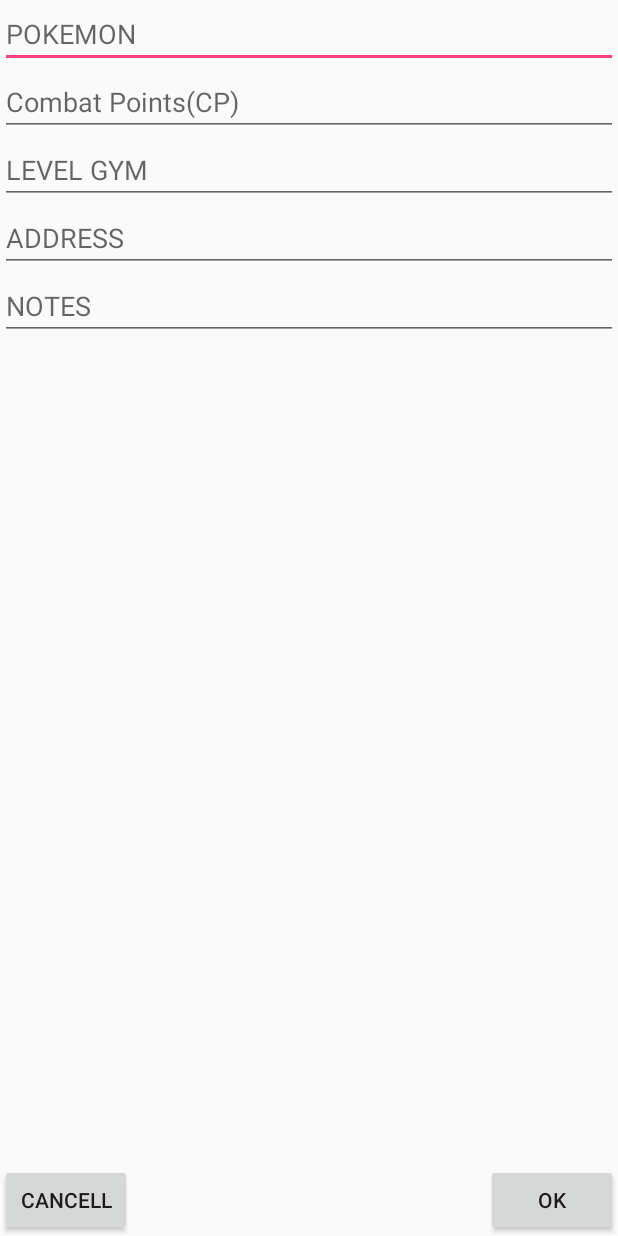
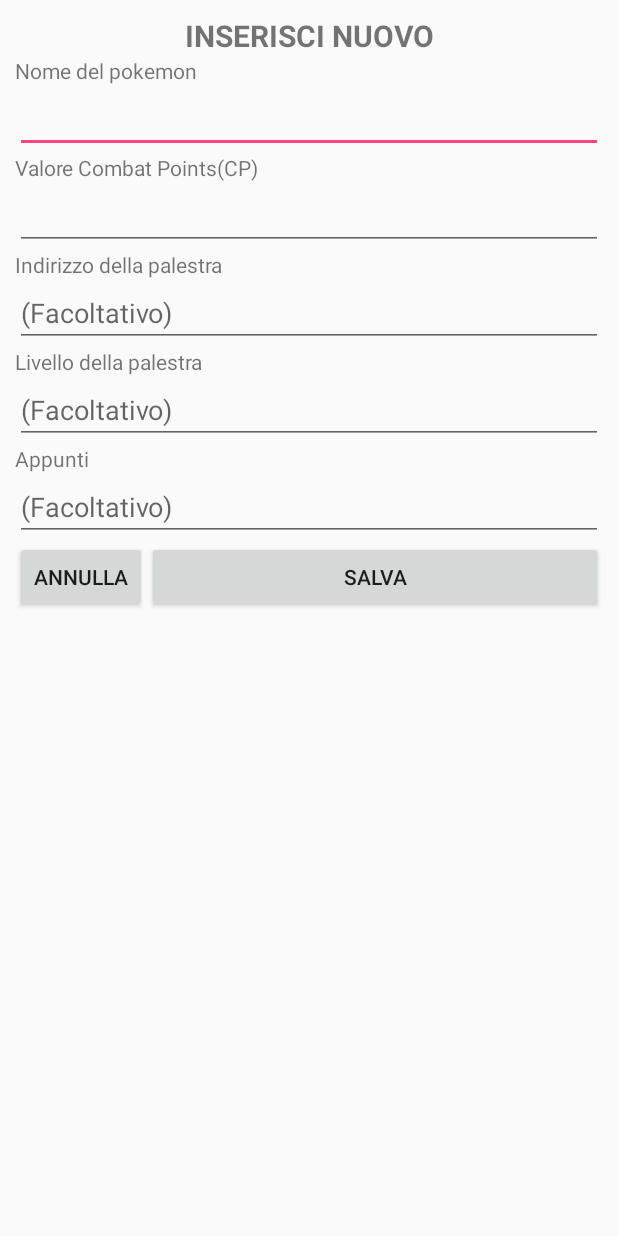
Before and after one commit to aleds90/App-Android---PKmon, an Android app: the layout dialog_insert_gym.xml on its own in the app's theme, with its tools: preview values and no code run, on a phone screen of 412 x 824 dp. Run offline under Robolectric (Android 15) with nearby library versions, the phone set to English and light mode, and no system bars.

Commit message:
Maps update

```diff
--- a/app/build.gradle
+++ b/app/build.gradle
@@ -24,4 +24,6 @@
     testCompile 'junit:junit:4.12'
     compile 'com.android.support:appcompat-v7:23.4.0'
     compile 'com.squareup.picasso:picasso:2.5.2'
+    compile 'com.android.support:support-v4:23.4.0'
+    compile 'com.google.android.gms:play-services:8.4.0'
 }
--- a/app/src/main/java/com/aleds90/android/pokemonhelper/view/MainActivity.java
+++ b/app/src/main/java/com/aleds90/android/pokemonhelper/view/MainActivity.java
@@ -56,7 +56,7 @@
             public void onClick(View v) {
                 final Dialog dialog = new Dialog(context);
                 dialog.setContentView(R.layout.dialog_insert_gym);
-
+                dialog.setTitle("Assign Pokémon to GYM");
                 final AutoCompleteTextView et_Pokemon = (AutoCompleteTextView) dialog.findViewById(R.id.et_Pokemon);
                 String[] pokemonList = getResources().getStringArray(R.array.pokemons);
                 ArrayAdapter<String> adapter = new ArrayAdapter<>(getApplicationContext(), android.R.layout.select_dialog_item, pokemonList);
--- a/app/src/main/res/layout/dialog_insert_gym.xml
+++ b/app/src/main/res/layout/dialog_insert_gym.xml
@@ -1,73 +1,107 @@
-<?xml version="1.0" encoding="utf-8"?>
-<RelativeLayout xmlns:android="http://schemas.android.com/apk/res/android"
+<LinearLayout xmlns:android="http://schemas.android.com/apk/res/android"
     android:orientation="vertical"
-    android:layout_width="fill_parent"
-    android:layout_height="fill_parent">
+    android:layout_width="match_parent"
+    android:layout_height="wrap_content"
+    android:layout_margin="10dp">
+
+    <TextView
+        android:layout_width="match_parent"
+        android:layout_height="wrap_content"
+        android:gravity="center"
+        android:text="INSERISCI NUOVO"
+        android:textSize="20dp"
+        android:textStyle="bold"/>
+
+    <TextView
+        android:id="@+id/nome"
+        android:layout_width="wrap_content"
+        android:layout_height="wrap_content"
+        android:text="Nome del pokemon"/>
 
     <AutoCompleteTextView
-        android:layout_width="217dp"
+        android:layout_width="match_parent"
         android:layout_height="wrap_content"
         android:layout_alignParentTop="true"
         android:layout_alignParentEnd="true"
         android:layout_alignParentStart="true"
-        android:hint="POKEMON"
         android:id="@+id/et_Pokemon"
-        android:popupBackground="@android:color/black"/>
+        android:popupBackground="@android:color/black"
+        android:layout_below="@+id/nome"/>
+
+    <TextView
+        android:id="@+id/cp"
+        android:layout_width="wrap_content"
+        android:layout_height="wrap_content"
+        android:text="Valore Combat Points(CP)"/>
 
     <EditText
+        android:layout_width="match_parent"
+        android:layout_height="wrap_content"
+        android:id="@+id/et_CP"
+        android:inputType="number"/>
+
+    <TextView
+        android:id="@+id/Indirizzo"
         android:layout_width="wrap_content"
         android:layout_height="wrap_content"
-        android:id="@+id/et_CP"
-        android:layout_below="@+id/et_Pokemon"
-        android:layout_alignParentStart="true"
-        android:layout_alignParentEnd="true"
-        android:hint="Combat Points(CP)"
-        android:numeric="integer"/>
+        android:text="Indirizzo della palestra"/>
 
     <EditText
+        android:layout_width="match_parent"
+        android:layout_height="wrap_content"
+        android:id="@+id/et_Address"
+        android:hint="(Facoltativo)" />
+
+    <TextView
         android:layout_width="wrap_content"
+        android:layout_height="wrap_content"
+        android:text="Livello della palestra"/>
+
+    <EditText
+        android:layout_width="match_parent"
         android:layout_height="wrap_content"
         android:id="@+id/et_Level"
         android:layout_below="@+id/et_CP"
         android:layout_alignParentEnd="true"
         android:layout_alignParentStart="true"
-        android:hint="LEVEL GYM"
+        android:hint="(Facoltativo)"
         android:numeric="integer" />
+    <TextView
+        android:layout_width="wrap_content"
+        android:layout_height="wrap_content"
+        android:text="Appunti"/>
+
 
     <EditText
-        android:layout_width="wrap_content"
-        android:layout_height="wrap_content"
-        android:id="@+id/et_Address"
-        android:layout_below="@+id/et_Level"
-        android:layout_alignParentStart="true"
-        android:layout_alignParentEnd="true"
-        android:hint="ADDRESS" />
-
-    <EditText
-        android:layout_width="wrap_content"
+        android:layout_width="match_parent"
         android:layout_height="wrap_content"
         android:inputType="textMultiLine"
         android:ems="10"
         android:id="@+id/et_Notes"
-        android:layout_below="@+id/et_Address"
-        android:layout_alignParentEnd="true"
-        android:layout_alignParentStart="true"
-        android:hint="NOTES" />
+        android:hint="(Facoltativo)" />
 
-    <Button
-        android:layout_width="wrap_content"
+    <LinearLayout
+        android:layout_width="match_parent"
         android:layout_height="wrap_content"
-        android:text="OK"
-        android:id="@+id/btn_OK"
-        android:layout_alignParentBottom="true"
-        android:layout_alignParentEnd="true" />
+        android:orientation="horizontal">
+        <Button
+            android:layout_width="wrap_content"
+            android:layout_height="wrap_content"
+            android:text="Annulla"
+            android:id="@+id/btn_Cancell"
+            android:layout_alignTop="@+id/btn_OK"
+            android:layout_alignParentStart="true" />
+        <Button
+            android:layout_width="match_parent"
+            android:layout_height="wrap_content"
+            android:text="Salva"
+            android:id="@+id/btn_OK"
+            android:layout_alignParentBottom="true"
+            android:layout_alignParentEnd="true" />
 
-    <Button
-        android:layout_width="wrap_content"
-        android:layout_height="wrap_content"
-        android:text="Cancell"
-        android:id="@+id/btn_Cancell"
-        android:layout_alignTop="@+id/btn_OK"
-        android:layout_alignParentStart="true" />
 
-</RelativeLayout>
+    </LinearLayout>
+
+
+
+</LinearLayout>
--- a/app/src/main/res/values/strings.xml
+++ b/app/src/main/res/values/strings.xml
@@ -138,4 +138,7 @@
         <item>jolteon</item>
         <item>flareon</item>
     </string-array>
+
+    <!-- TODO: Remove or change this placeholder text -->
+    <string name="hello_blank_fragment">Hello blank fragment</string>
 </resources>
```
Also changed, not shown: app/src/main/AndroidManifest.xml (+13 -0 lines), app/src/main/java/com/aleds90/android/pokemonhelper/view/DettailsActivity.java (added, +45 -0 lines), app/src/main/java/com/aleds90/android/pokemonhelper/view/PokemonAdapter.java (+10 -0 lines), app/src/main/res/layout/activity_dettails.xml (added, +26 -0 lines).
